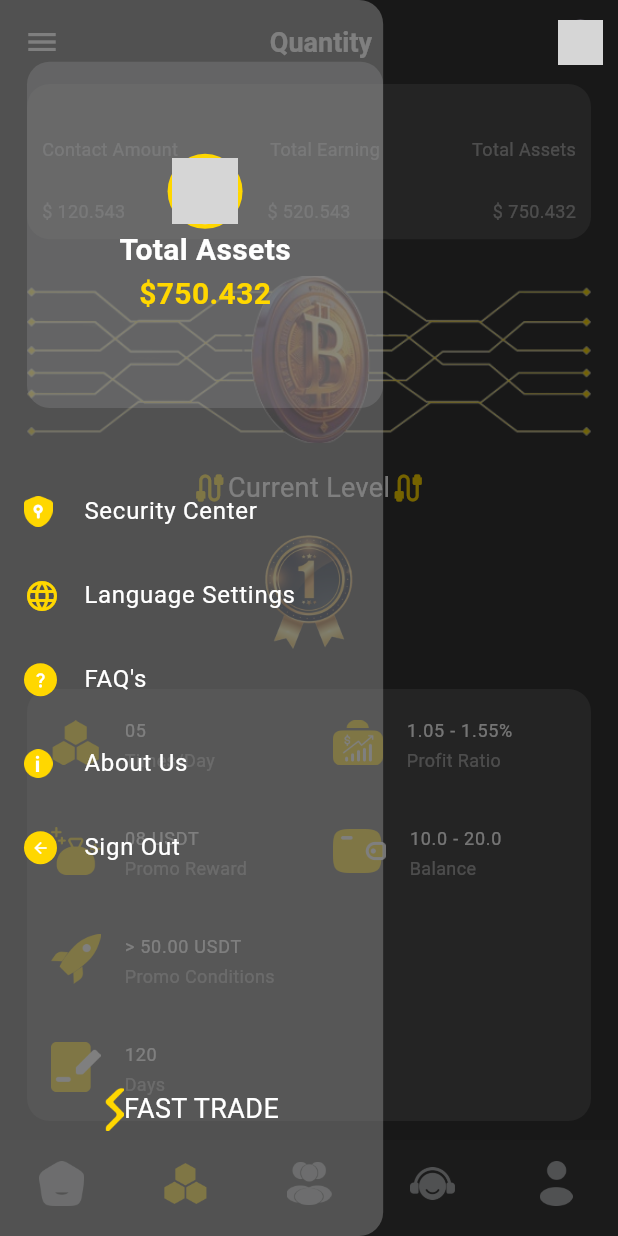
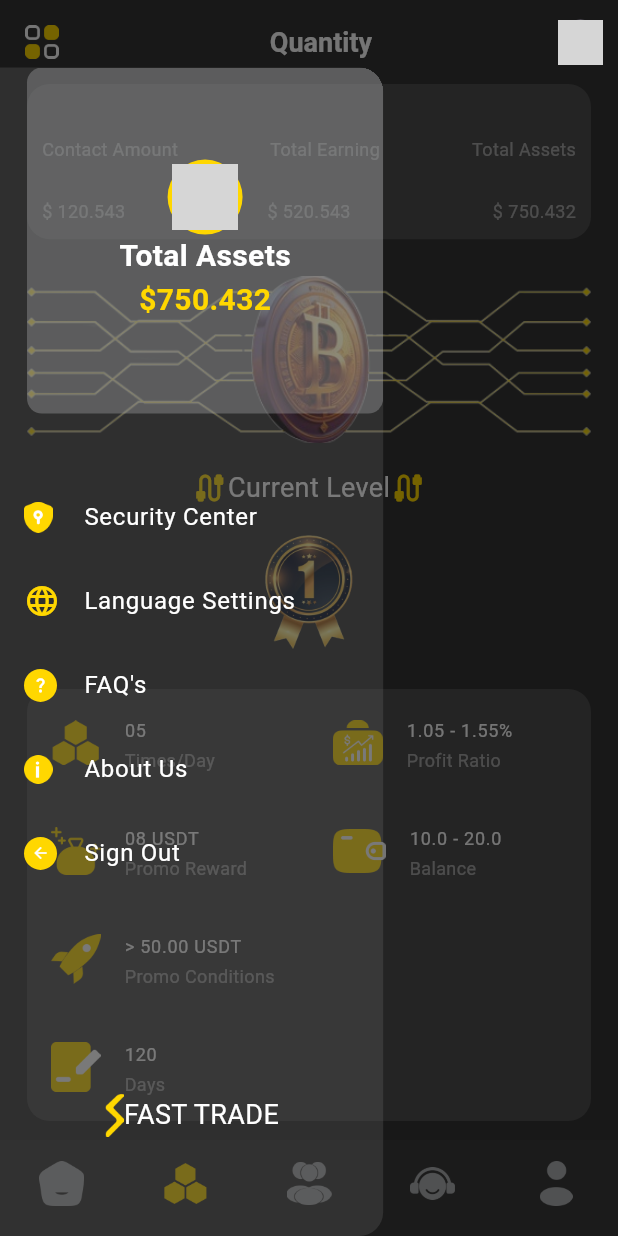
Before and after one commit to xani0130/fast-trade, a Flutter app: the HomeTabbar screen opened directly, item 2 of the bottom bar chosen, with the side drawer open, on a phone screen of 412 x 824 dp. Run offline on Flutter 3.47's test engine with Material 3 defaults, Android fonts, the light colour scheme and no system bars; our stand-ins replace get, google_fonts, gradient_borders; grey boxes are pictures that could not be loaded.

Commit message:
further UI changes

```diff
--- a/lib/Utilities/customDrawer.dart
+++ b/lib/Utilities/customDrawer.dart
@@ -14,21 +14,21 @@ class NavBar extends StatelessWidget {
   Widget build(BuildContext context) {
     final height = MediaQuery.of(context).size.height;
     final width = MediaQuery.of(context).size.width;
-    return Drawer(
+    return Padding(
+      padding: const EdgeInsets.only(top: 45),
+      child: Drawer(
         width: width * 0.62,
-      backgroundColor: offline.withOpacity(0.5),
+        backgroundColor: offline.withOpacity(0.2),
         child: ListView(
+          padding: EdgeInsets.zero,
           children: [
-          SizedBox(
-            height: height * 0.05,
-          ),
             Padding(
-            padding:  EdgeInsets.only(left: 18),
+              padding:  EdgeInsets.only(left: 18,top: 0),
               child: Container(
                 height: height * 0.28,
                decoration: BoxDecoration(
-               color: gray.withOpacity(0.2),
-               borderRadius: BorderRadius.circular(15),
+                 color: gray.withOpacity(0.35),
+                 borderRadius: BorderRadius.circular(10),
                ),
                 child: Column(
                   crossAxisAlignment: CrossAxisAlignment.center,
@@ -138,6 +138,7 @@ class NavBar extends StatelessWidget {
             ),
           ],
         ),
+      ),
     );
   }
 }
--- a/lib/home_screen/view/home_tabbar.dart
+++ b/lib/home_screen/view/home_tabbar.dart
@@ -17,8 +17,8 @@ class _HomeTabbarState extends State<HomeTabbar> {
   int _selectedIndex = 0;
   static const List<Widget> _widgetOptions = <Widget>[
     MainScreen(),
-    Quantity(),
-    TeamScreen(),
+    Quantity(showapp: false,),
+    TeamScreen(showApp: false,),
     CustomerService(),
     ProfileScreen(),
   ];
@@ -34,6 +34,15 @@ class _HomeTabbarState extends State<HomeTabbar> {
       drawer: NavBar(),
       backgroundColor: gray1,
       appBar: AppBar(
+          leading: Builder(
+            builder: (BuildContext context) {
+              return GestureDetector(
+                  onTap: (){
+                    Scaffold.of(context).openDrawer();
+                  },
+                  child: Image.asset('assets/icons/menu.png',scale: 4.5,));
+            },
+          ),
           iconTheme: IconThemeData(color: white),
           elevation: 0,
           actions: const [
--- a/lib/quantity_screen/view/QuantityScreen.dart
+++ b/lib/quantity_screen/view/QuantityScreen.dart
@@ -6,24 +6,34 @@ import '../../Utilities/customQuantityList.dart';
 import '../../Utilities/widgets.dart';
 
 class Quantity extends StatefulWidget {
-  const Quantity({super.key});
+  final bool showapp;
+  const Quantity({super.key, this.showapp = true});
 
   @override
   State<Quantity> createState() => _QuantityState();
 }
 
 class _QuantityState extends State<Quantity> {
-  bool referalBox = false;
   @override
   Widget build(BuildContext context) {
-
+    bool referalBox = false;
     final height = MediaQuery.of(context).size.height;
     final width = MediaQuery.of(context).size.width;
     return Scaffold(
         backgroundColor: gray1,
+        appBar: widget.showapp ? AppBar(
+          iconTheme: IconThemeData(
+            color: white
+          ),
+          backgroundColor: gray1,
+            title: Center(child: Text('Quantity',style: TextStyle(color: white),)),
+          elevation: 0,
+
+        ) : null,
         body: Stack(
           children: [
-           Positioned(child:  Padding(
+            Positioned(
+                child: Padding(
               padding: EdgeInsets.only(left: 18, right: 18),
               child: SingleChildScrollView(
                 child: Column(
@@ -116,7 +126,7 @@ class _QuantityState extends State<Quantity> {
                       height: height * 0.02,
                     ),
                     GestureDetector(
-                     onTap: (){
+                      onTap: () {
                         setState(() {
                           referalBox = true;
                         });
@@ -132,7 +142,7 @@ class _QuantityState extends State<Quantity> {
                     Container(
                       padding: EdgeInsets.zero,
                       decoration: BoxDecoration(
-                       color:  offline.withOpacity(0.3),
+                        color: offline.withOpacity(0.3),
                         borderRadius: BorderRadius.circular(15),
                       ),
                       child: Column(
@@ -171,7 +181,6 @@ class _QuantityState extends State<Quantity> {
                                   subtitle: 'Balance',
                                 ),
                               ),
-
                             ],
                           ),
                           customlist(
@@ -238,17 +247,34 @@ class _QuantityState extends State<Quantity> {
                               color: Colors.grey.withOpacity(0.6)),
                           child: Column(
                             children: [
-                           Text("Reward",style: TextStyle(color: white,fontWeight: FontWeight.bold,fontSize: 16),),
+                              Text(
+                                "Reward",
+                                style: TextStyle(
+                                    color: white,
+                                    fontWeight: FontWeight.bold,
+                                    fontSize: 16),
+                              ),
                               SizedBox(
                                 height: height * 0.02,
                               ),
                               Stack(
                                 children: [
-                                 Image(image: AssetImage('assets/icons/08Usdt.png'),height: 120,),
+                                  Image(
+                                    image:
+                                        AssetImage('assets/icons/08Usdt.png'),
+                                    height: 120,
+                                  ),
                                   Positioned(
                                     top: 60,
                                     left: 35,
-                                   child:Text("\$ 5",style: TextStyle(color: white,fontSize: 40,fontWeight: FontWeight.bold),),),
+                                    child: Text(
+                                      "\$ 5",
+                                      style: TextStyle(
+                                          color: white,
+                                          fontSize: 40,
+                                          fontWeight: FontWeight.bold),
+                                    ),
+                                  ),
                                 ],
                               ),
                               SizedBox(
@@ -257,8 +283,7 @@ class _QuantityState extends State<Quantity> {
                               Button(
                                 width: width * 0.4,
                                 height: height * 0.04,
-                              onTap: () {
-                              },
+                                onTap: () {},
                                 text: 'Claim Now',
                                 textcolor: white,
                                 color: starColor,
@@ -272,7 +297,6 @@ class _QuantityState extends State<Quantity> {
                   ))
                 : Container(),
           ],
-        )
-    );
+        ));
   }
 }
--- a/pubspec.yaml
+++ b/pubspec.yaml
@@ -39,7 +39,7 @@ dependencies:
   get: ^4.6.6
   gradient_borders: ^1.0.0
   syncfusion_flutter_charts: ^22.2.11
-  url_launcher: ^6.0.20
+  url_launcher: ^6.0.6
 
 dev_dependencies:
   flutter_test:
```
Also changed, not shown: lib/Auth/ontroller.dart (added, +22 -0 lines), lib/Auth/view/Register.dart (+47 -9 lines), lib/Auth/view/login.dart (+24 -12 lines), lib/customerService/view/CustomerService.dart (+31 -4 lines), lib/home_screen/view/MainScreen/MainScreen.dart (+3 -5 lines), lib/main.dart (+8 -1 lines), lib/teamscreen/view/TeamScreen.dart (+20 -9 lines), assets/icons/menu.png (added), 1 other file. Lines whose indentation alone changed are shown as unchanged.
